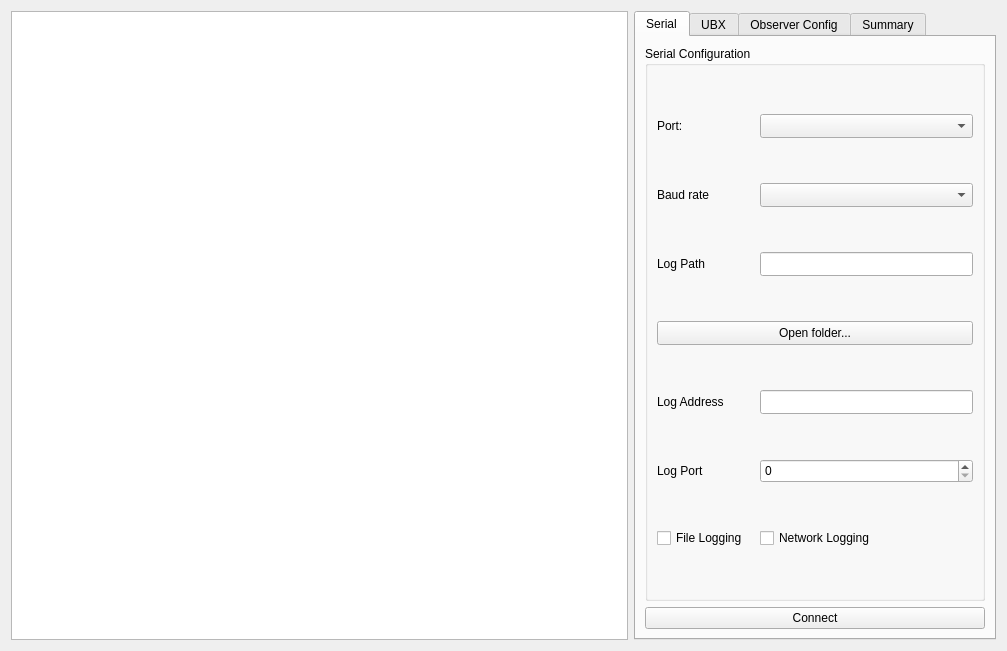
Above: source/rrv_plugin/rrv_viewer.ui from AlfonsoJPH/skydel-rrv-plugin before the change. Below: the same form after it.
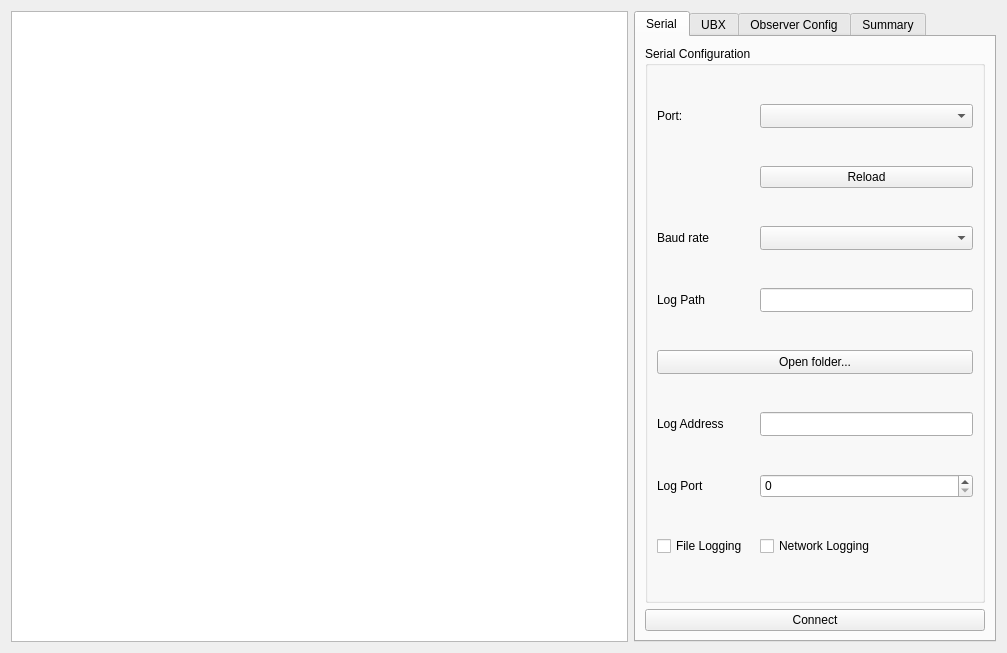
That is the form after the change. The open tabs and pages were chosen to show the change.

```diff
--- a/source/rrv_plugin/rrv_viewer.ui
+++ b/source/rrv_plugin/rrv_viewer.ui
@@ -7,7 +7,7 @@
     <x>0</x>
     <y>0</y>
     <width>1007</width>
-    <height>651</height>
+    <height>653</height>
    </rect>
   </property>
   <property name="sizePolicy">
@@ -50,17 +50,45 @@
         <layout class="QVBoxLayout" name="verticalLayout_2">
          <item>
           <widget class="QGroupBox" name="gridGroupBox">
+           <property name="sizePolicy">
+            <sizepolicy hsizetype="Minimum" vsizetype="Minimum">
+             <horstretch>0</horstretch>
+             <verstretch>0</verstretch>
+            </sizepolicy>
+           </property>
            <property name="minimumSize">
             <size>
              <width>208</width>
-             <height>200</height>
+             <height>555</height>
             </size>
            </property>
            <property name="title">
             <string>Serial Configuration</string>
            </property>
+           <property name="checkable">
+            <bool>false</bool>
+           </property>
            <layout class="QGridLayout" name="gridLayout_3">
-            <item row="3" column="0" colspan="3">
+            <property name="sizeConstraint">
+             <enum>QLayout::SetDefaultConstraint</enum>
+            </property>
+            <property name="topMargin">
+             <number>0</number>
+            </property>
+            <property name="bottomMargin">
+             <number>0</number>
+            </property>
+            <property name="verticalSpacing">
+             <number>0</number>
+            </property>
+            <item row="1" column="0">
+             <widget class="QLabel" name="label">
+              <property name="text">
+               <string>Port:</string>
+              </property>
+             </widget>
+            </item>
+            <item row="6" column="0" colspan="3">
              <widget class="QPushButton" name="serialLogPathButton">
               <property name="minimumSize">
                <size>
@@ -73,14 +101,14 @@
               </property>
              </widget>
             </item>
-            <item row="7" column="2">
+            <item row="10" column="2">
              <widget class="QCheckBox" name="serialNetworkLogState">
               <property name="text">
                <string>Network Logging</string>
               </property>
              </widget>
             </item>
-            <item row="0" column="2">
+            <item row="1" column="2">
              <widget class="QComboBox" name="portName">
               <property name="minimumSize">
                <size>
@@ -90,14 +118,14 @@
               </property>
              </widget>
             </item>
-            <item row="4" column="0">
+            <item row="7" column="0">
              <widget class="QLabel" name="label_5">
               <property name="text">
                <string>Log Address</string>
               </property>
              </widget>
             </item>
-            <item row="4" column="2">
+            <item row="7" column="2">
              <widget class="QLineEdit" name="serialLogAddressValue">
               <property name="minimumSize">
                <size>
@@ -107,14 +135,14 @@
               </property>
              </widget>
             </item>
-            <item row="1" column="0">
+            <item row="4" column="0">
              <widget class="QLabel" name="label_2">
               <property name="text">
                <string>Baud rate</string>
               </property>
              </widget>
             </item>
-            <item row="2" column="2">
+            <item row="5" column="2">
              <widget class="QLineEdit" name="serialLogPath">
               <property name="minimumSize">
                <size>
@@ -124,14 +152,14 @@
               </property>
              </widget>
             </item>
-            <item row="5" column="0">
+            <item row="8" column="0">
              <widget class="QLabel" name="label_6">
               <property name="text">
                <string>Log Port</string>
               </property>
              </widget>
             </item>
-            <item row="1" column="2">
+            <item row="4" column="2">
              <widget class="QComboBox" name="baudRate">
               <property name="minimumSize">
                <size>
@@ -141,14 +169,14 @@
               </property>
              </widget>
             </item>
-            <item row="7" column="0">
+            <item row="10" column="0">
              <widget class="QCheckBox" name="serialFileLogState">
               <property name="text">
                <string>File Logging</string>
               </property>
              </widget>
             </item>
-            <item row="5" column="2">
+            <item row="8" column="2">
              <widget class="QSpinBox" name="serialLogPortValue">
               <property name="minimumSize">
                <size>
@@ -164,17 +192,23 @@
               </property>
              </widget>
             </item>
-            <item row="2" column="0">
+            <item row="5" column="0">
              <widget class="QLabel" name="label_3">
               <property name="text">
                <string>Log Path</string>
               </property>
              </widget>
             </item>
-            <item row="0" column="0">
-             <widget class="QLabel" name="label">
+            <item row="2" column="2">
+             <widget class="QPushButton" name="reloadPortsButton">
+              <property name="sizePolicy">
+               <sizepolicy hsizetype="Minimum" vsizetype="Fixed">
+                <horstretch>0</horstretch>
+                <verstretch>0</verstretch>
+               </sizepolicy>
+              </property>
               <property name="text">
-               <string>Port:</string>
+               <string>Reload</string>
               </property>
              </widget>
             </item>
```
Left out of the diff: 84 changed lines with no effect on the pictures.
